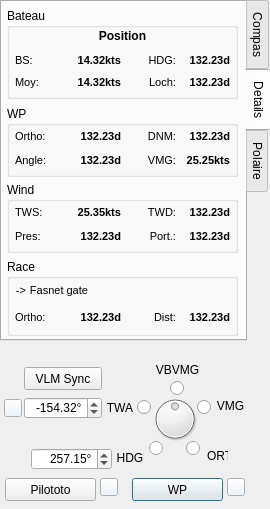
First picture: the form in src/plugins/newVlmBoard/BoardVlmNew.ui, repository nohal/qtVlm, before the edit.
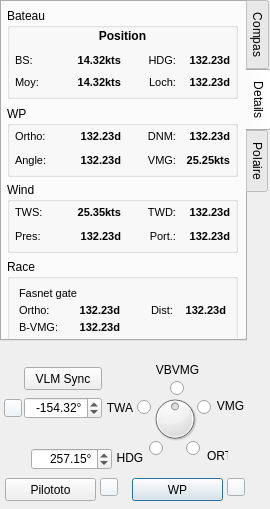
Second picture: the form after the edit. The open tabs and pages were chosen to show the change. Custom widgets are drawn as their Qt base class.

Commit message: Add VMG to next gate in compass skin and details tab (#174)

```diff
--- a/src/plugins/newVlmBoard/BoardVlmNew.ui
+++ b/src/plugins/newVlmBoard/BoardVlmNew.ui
@@ -778,7 +778,7 @@
        <x>5</x>
        <y>257</y>
        <width>231</width>
-       <height>77</height>
+       <height>85</height>
       </rect>
      </property>
      <property name="font">
@@ -789,40 +789,42 @@
      <property name="title">
       <string>Race</string>
      </property>
-     <layout class="QVBoxLayout" name="verticalLayout_4">
-      <property name="leftMargin">
-       <number>5</number>
-      </property>
-      <property name="topMargin">
-       <number>1</number>
-      </property>
-      <property name="rightMargin">
-       <number>5</number>
-      </property>
-      <property name="bottomMargin">
-       <number>5</number>
-      </property>
-      <item>
-       <layout class="QHBoxLayout" name="horizontalLayout_7">
-        <property name="spacing">
-         <number>3</number>
-        </property>
-        <item>
-         <widget class="QLabel" name="det_arrow">
+     <layout class="QGridLayout" name="gridLayout">
+      <item row="2" column="1">
+       <widget class="QLabel" name="det_GATE_VMG">
+        <property name="font">
+         <font>
+          <pointsize>8</pointsize>
+          <weight>75</weight>
+          <bold>true</bold>
+         </font>
+        </property>
+        <property name="text">
+         <string>132.23d</string>
+        </property>
+        <property name="alignment">
+         <set>Qt::AlignRight|Qt::AlignTrailing|Qt::AlignVCenter</set>
+        </property>
+       </widget>
+      </item>
+      <item row="1" column="1">
+       <widget class="QLabel" name="det_GATE_ORT">
           <property name="font">
            <font>
             <pointsize>8</pointsize>
+          <weight>75</weight>
+          <bold>true</bold>
            </font>
           </property>
           <property name="text">
-           <string>-&gt;</string>
+         <string>132.23d</string>
           </property>
           <property name="alignment">
            <set>Qt::AlignRight|Qt::AlignTrailing|Qt::AlignVCenter</set>
           </property>
          </widget>
         </item>
-        <item>
+      <item row="0" column="0" colspan="2">
          <widget class="QLabel" name="det_GATE">
           <property name="font">
            <font>
@@ -833,32 +835,12 @@
            <string>Fasnet gate</string>
           </property>
           <property name="alignment">
-           <set>Qt::AlignRight|Qt::AlignTrailing|Qt::AlignVCenter</set>
+         <set>Qt::AlignLeading|Qt::AlignLeft|Qt::AlignVCenter</set>
           </property>
          </widget>
         </item>
-        <item>
-         <spacer name="horizontalSpacer">
-          <property name="orientation">
-           <enum>Qt::Horizontal</enum>
-          </property>
-          <property name="sizeHint" stdset="0">
-           <size>
-            <width>40</width>
-            <height>20</height>
-           </size>
-          </property>
-         </spacer>
-        </item>
-       </layout>
-      </item>
-      <item>
-       <layout class="QHBoxLayout" name="horizontalLayout_8">
-        <property name="spacing">
-         <number>3</number>
-        </property>
-        <item>
-         <widget class="QLabel" name="label_17">
+      <item row="1" column="0">
+       <widget class="QLabel" name="label_19">
           <property name="font">
            <font>
             <pointsize>8</pointsize>
@@ -872,24 +854,7 @@
           </property>
          </widget>
         </item>
-        <item>
-         <widget class="QLabel" name="det_GATE_ORT">
-          <property name="font">
-           <font>
-            <pointsize>8</pointsize>
-            <weight>75</weight>
-            <bold>true</bold>
-           </font>
-          </property>
-          <property name="text">
-           <string>132.23d</string>
-          </property>
-          <property name="alignment">
-           <set>Qt::AlignRight|Qt::AlignTrailing|Qt::AlignVCenter</set>
-          </property>
-         </widget>
-        </item>
-        <item>
+      <item row="1" column="2">
          <widget class="QLabel" name="label_18">
           <property name="font">
            <font>
@@ -904,7 +869,22 @@
           </property>
          </widget>
         </item>
-        <item>
+      <item row="2" column="0">
+       <widget class="QLabel" name="label_17">
+        <property name="font">
+         <font>
+          <pointsize>8</pointsize>
+         </font>
+        </property>
+        <property name="text">
+         <string>B-VMG:</string>
+        </property>
+        <property name="alignment">
+         <set>Qt::AlignLeading|Qt::AlignLeft|Qt::AlignVCenter</set>
+        </property>
+       </widget>
+      </item>
+      <item row="1" column="3">
          <widget class="QLabel" name="det_GATE_DIST">
           <property name="font">
            <font>
@@ -920,8 +900,6 @@
            <set>Qt::AlignRight|Qt::AlignTrailing|Qt::AlignVCenter</set>
           </property>
          </widget>
-        </item>
-       </layout>
       </item>
      </layout>
     </widget>
```
Left out of the diff: 2 changed lines with no effect on the pictures. Lines whose indentation alone changed are shown as unchanged. The commit also changes 4 other files.
